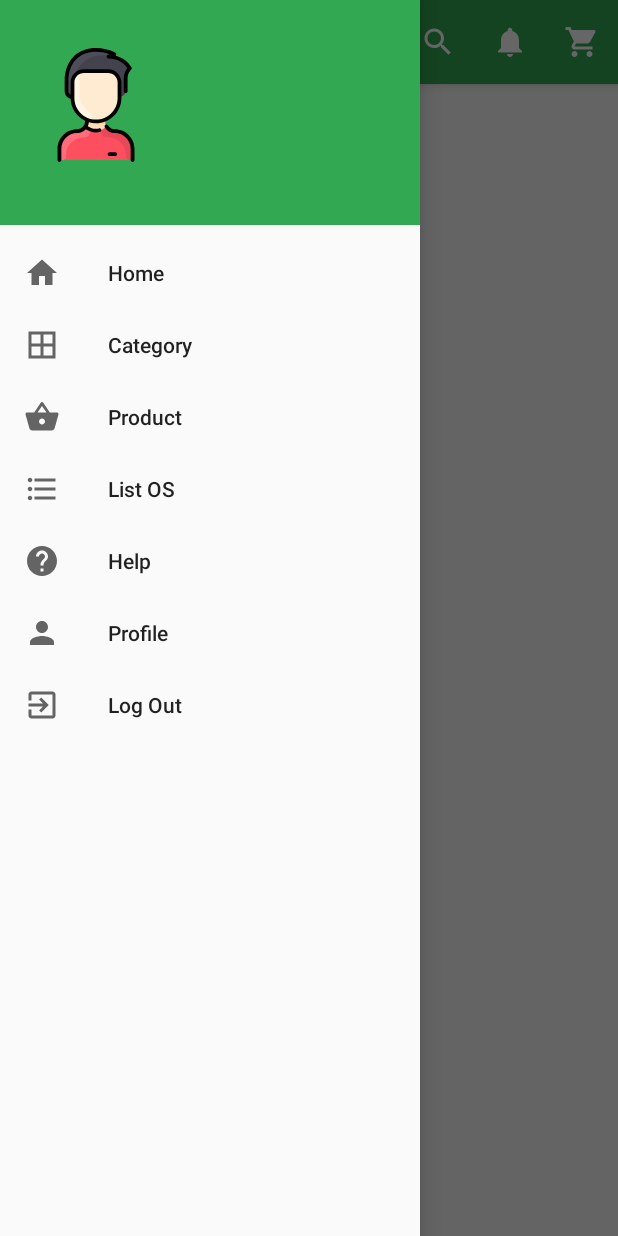
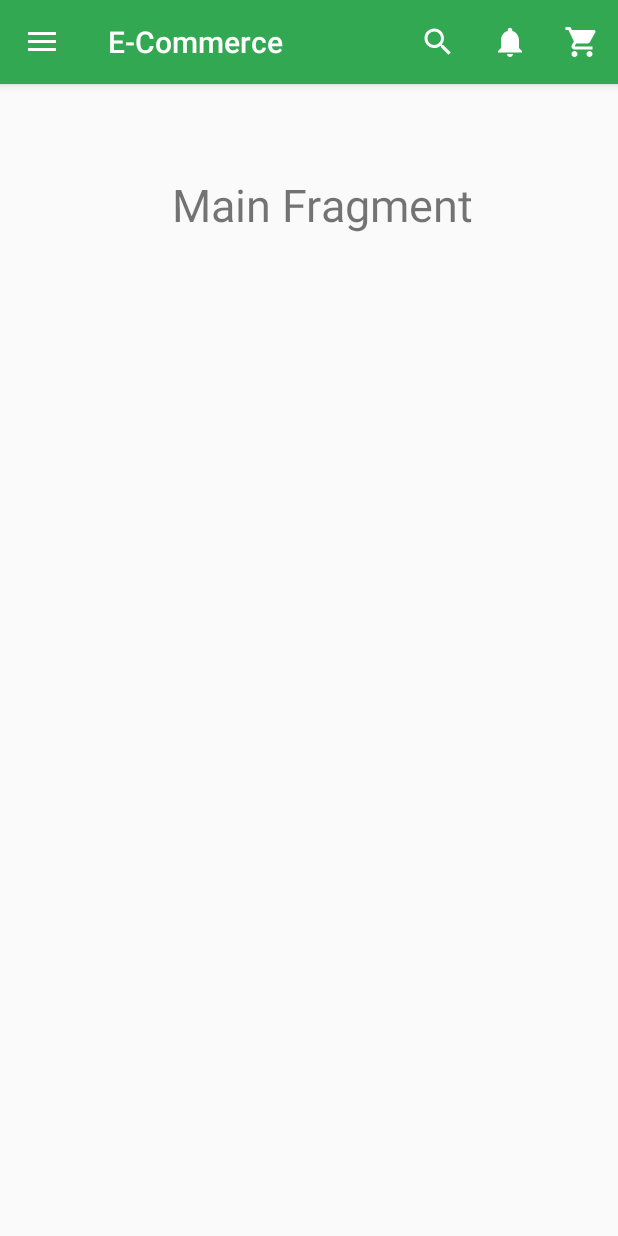
Before and after one commit to rfire12/e-commerce, an Android app: the MainActivity screen opened directly, with no data from a screen before it, after a tap on "Home", on a phone screen of 412 x 824 dp. Run offline under Robolectric (Android 15) with nearby library versions, the phone set to English and light mode, and no system bars; 1 other tap on this screen came first.

Commit message:
add drawer items fragments

```diff
--- a/app/build.gradle
+++ b/app/build.gradle
@@ -29,6 +29,7 @@ dependencies {
     implementation 'com.google.android.material:material:1.2.1'
     implementation "androidx.recyclerview:recyclerview:1.1.0"
     implementation 'com.squareup.retrofit2:retrofit:2.9.0'
+    implementation 'androidx.legacy:legacy-support-v4:1.0.0'
     testImplementation 'junit:junit:4.12'
     androidTestImplementation 'androidx.test.ext:junit:1.1.2'
     androidTestImplementation 'androidx.test.espresso:espresso-core:3.3.0'
--- a/app/src/main/java/com/example/e_commerce/Activities/MainActivity.java
+++ b/app/src/main/java/com/example/e_commerce/Activities/MainActivity.java
@@ -1,37 +1,47 @@
 package com.example.e_commerce.Activities;
 
+import androidx.annotation.NonNull;
 import androidx.appcompat.app.ActionBarDrawerToggle;
 import androidx.appcompat.app.AppCompatActivity;
 
 import android.os.Bundle;
 import android.view.Menu;
 import android.view.MenuInflater;
+import android.view.MenuItem;
 
 import androidx.appcompat.widget.Toolbar;
 import androidx.core.view.GravityCompat;
 import androidx.drawerlayout.widget.DrawerLayout;
+import androidx.fragment.app.Fragment;
+import androidx.fragment.app.FragmentManager;
 
+import com.example.e_commerce.Fragments.CategoryListFragment;
+import com.example.e_commerce.Fragments.MainFragment;
+import com.example.e_commerce.Fragments.ProductListFragment;
+import com.example.e_commerce.Fragments.ProfileFragment;
 import com.example.e_commerce.R;
+import com.google.android.material.navigation.NavigationView;
 
-public class MainActivity extends AppCompatActivity {
+public class MainActivity extends AppCompatActivity implements NavigationView.OnNavigationItemSelectedListener
+{
 
     private Toolbar toolbar;
     private DrawerLayout drawer;
+    private NavigationView navigationView;
+
+    private FragmentManager fragmentManager;
+
 
     @Override
     protected void onCreate(Bundle savedInstanceState) {
         super.onCreate(savedInstanceState);
         setContentView(R.layout.activity_main);
 
-        toolbar = findViewById(R.id.toolbar);
-        setSupportActionBar(toolbar);
+        loadDrawer();
+        loadMainFragment();
 
-        drawer = findViewById(R.id.drawer);
 
-        ActionBarDrawerToggle toggle = new ActionBarDrawerToggle(this, drawer, toolbar,
-                R.string.nav_open, R.string.nav_close);
-        drawer.addDrawerListener(toggle);
-        toggle.syncState();
+
     }
 
     @Override
@@ -41,6 +51,7 @@ public class MainActivity extends AppCompatActivity {
         return true;
     }
 
+    // It can also be called to close the drawer
     @Override
     public void onBackPressed() {
         if (drawer.isDrawerOpen(GravityCompat.START)) {
@@ -49,4 +60,57 @@ public class MainActivity extends AppCompatActivity {
             super.onBackPressed();
         }
     }
+
+    public void loadDrawer() {
+        toolbar = findViewById(R.id.toolbar);
+        setSupportActionBar(toolbar);
+
+        drawer = findViewById(R.id.drawer);
+        navigationView = findViewById(R.id.nav);
+        navigationView.setNavigationItemSelectedListener(this);
+
+        ActionBarDrawerToggle toggle = new ActionBarDrawerToggle(this, drawer, toolbar,
+                R.string.nav_open, R.string.nav_close);
+        drawer.addDrawerListener(toggle);
+        toggle.syncState();
+    }
+
+    public void loadMainFragment() {
+        fragmentManager = getSupportFragmentManager();
+        fragmentManager
+                .beginTransaction()
+                .add(R.id.frame_container, new MainFragment())
+                .commit();
+    }
+
+    @Override
+    public boolean onNavigationItemSelected(@NonNull MenuItem item) {
+        fragmentManager = getSupportFragmentManager();
+        Fragment newFragment = new MainFragment(); // Default to home fragment
+
+        switch ( item.getItemId() ) {
+            case R.id.category_drawer:
+                newFragment = new CategoryListFragment();
+                break;
+            case R.id.product_drawer:
+                newFragment = new ProductListFragment();
+                break;
+            case R.id.profile_drawer:
+                newFragment = new ProfileFragment();
+                break;
+            case R.id.logout_drawer:
+                System.out.println("Close session");
+                break;
+        }
+
+        fragmentManager
+                .beginTransaction()
+                .replace(R.id.frame_container, newFragment)
+                .commit();
+
+        // Close drawer after click on a drawer item
+        onBackPressed();
+
+        return false;
+    }
 }
--- /dev/null
+++ b/app/src/main/java/com/example/e_commerce/Fragments/MainFragment.java
@@ -0,0 +1,21 @@
+package com.example.e_commerce.Fragments;
+
+import android.os.Bundle;
+import android.view.LayoutInflater;
+import android.view.View;
+import android.view.ViewGroup;
+
+import androidx.annotation.NonNull;
+import androidx.annotation.Nullable;
+import androidx.fragment.app.Fragment;
+
+import com.example.e_commerce.R;
+
+public class MainFragment extends Fragment {
+
+    @Nullable
+    @Override
+    public View onCreateView(@NonNull LayoutInflater inflater, @Nullable ViewGroup container, @Nullable Bundle savedInstanceState) {
+        return inflater.inflate(R.layout.main_fragment, container, false);
+    }
+}
--- /dev/null
+++ b/app/src/main/res/layout/main_fragment.xml
@@ -0,0 +1,20 @@
+<?xml version="1.0" encoding="utf-8"?>
+<androidx.constraintlayout.widget.ConstraintLayout
+    xmlns:android="http://schemas.android.com/apk/res/android"
+    xmlns:app="http://schemas.android.com/apk/res-auto"
+    xmlns:tools="http://schemas.android.com/tools"
+    android:layout_width="match_parent"
+    android:layout_height="match_parent">
+
+    <TextView
+        android:id="@+id/textView7"
+        android:layout_width="203dp"
+        android:layout_height="78dp"
+        android:layout_marginTop="60dp"
+        android:text="@string/main_fragment"
+        android:textSize="30sp"
+        app:layout_constraintEnd_toEndOf="parent"
+        app:layout_constraintHorizontal_bias="0.548"
+        app:layout_constraintStart_toStartOf="parent"
+        app:layout_constraintTop_toTopOf="parent" />
+</androidx.constraintlayout.widget.ConstraintLayout>
--- a/app/src/main/res/menu/drawer.xml
+++ b/app/src/main/res/menu/drawer.xml
@@ -4,34 +4,34 @@
     tools:showIn="navigation_view">
     <group android:checkableBehavior="single">
         <item
-            android:id="@+id/home_toolbar"
+            android:id="@+id/home_drawer"
             android:icon="@drawable/ic_home"
             android:title="Home" />
         <item
-            android:id="@+id/category_toolbar"
+            android:id="@+id/category_drawer"
             android:icon="@drawable/ic_category"
             android:title="Category" />
         <item
-            android:id="@+id/product_toolbar"
+            android:id="@+id/product_drawer"
             android:icon="@drawable/ic_product"
             android:title="Product" />
         <item
-            android:id="@+id/list_os_toolbar"
+            android:id="@+id/list_os_drawer"
             android:icon="@drawable/ic_list"
             android:title="List OS" />
     </group>
 
     <group android:checkableBehavior="single">
         <item
-            android:id="@+id/help_toolbar"
+            android:id="@+id/help_drawer"
             android:icon="@drawable/ic_help"
             android:title="Help" />
         <item
-            android:id="@+id/profile_toolbar"
+            android:id="@+id/profile_drawer"
             android:icon="@drawable/ic_profile"
             android:title="Profile" />
         <item
-            android:id="@+id/logout_toolbar"
+            android:id="@+id/logout_drawer"
             android:icon="@drawable/ic_logout"
             android:title="Log Out" />
     </group>
--- a/app/src/main/res/values/strings.xml
+++ b/app/src/main/res/values/strings.xml
@@ -22,5 +22,6 @@
     <string name="product_name">Product Name</string>
     <string name="price">Price</string>
     <string name="description">Description</string>
+    <string name="main_fragment">Main Fragment</string>
 
 </resources>
```
Also changed, not shown: app/src/main/java/com/example/e_commerce/Fragments/CategoryListFragment.java (added, +21 -0 lines), app/src/main/java/com/example/e_commerce/Fragments/ProductListFragment.java (added, +21 -0 lines), app/src/main/java/com/example/e_commerce/Fragments/ProfileFragment.java (added, +21 -0 lines), app/src/main/res/layout/category_list_fragment.xml (added, +19 -0 lines), app/src/main/res/layout/product_list_fragment.xml (added, +19 -0 lines), app/src/main/res/layout/profile_fragment.xml (added, +20 -0 lines).
